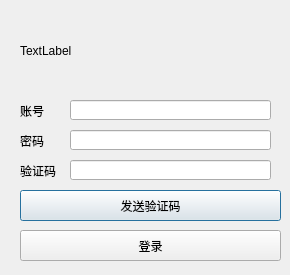
Above: UIclass/applogin2.ui from droplazy/Mvision_server before the change. Below: the same form after it.
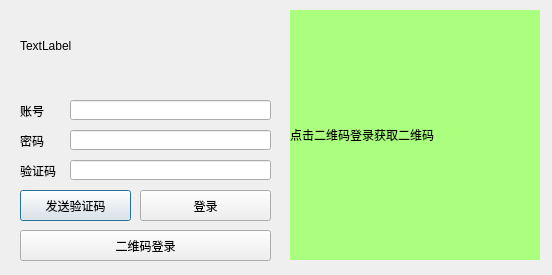
That is the form after the change.

```diff
--- a/UIclass/applogin2.ui
+++ b/UIclass/applogin2.ui
@@ -6,13 +6,13 @@
    <rect>
     <x>0</x>
     <y>0</y>
-    <width>290</width>
+    <width>552</width>
     <height>275</height>
    </rect>
   </property>
   <property name="maximumSize">
    <size>
-    <width>290</width>
+    <width>600</width>
     <height>275</height>
    </size>
   </property>
@@ -24,7 +24,7 @@
     <rect>
      <x>20</x>
      <y>190</y>
-     <width>261</width>
+     <width>111</width>
      <height>31</height>
     </rect>
    </property>
@@ -35,9 +35,9 @@
   <widget class="QPushButton" name="pushButton_loggin">
    <property name="geometry">
     <rect>
-     <x>20</x>
-     <y>230</y>
-     <width>261</width>
+     <x>140</x>
+     <y>190</y>
+     <width>131</width>
      <height>31</height>
     </rect>
    </property>
@@ -120,13 +120,44 @@
      <x>20</x>
      <y>10</y>
      <width>241</width>
-     <height>81</height>
+     <height>71</height>
     </rect>
    </property>
    <property name="text">
     <string>TextLabel</string>
    </property>
   </widget>
+  <widget class="QPushButton" name="pushButton_CRcode">
+   <property name="geometry">
+    <rect>
+     <x>20</x>
+     <y>230</y>
+     <width>251</width>
+     <height>31</height>
+    </rect>
+   </property>
+   <property name="text">
+    <string>二维码登录</string>
+   </property>
+  </widget>
+  <widget class="QLabel" name="label_CRcode">
+   <property name="geometry">
+    <rect>
+     <x>290</x>
+     <y>10</y>
+     <width>250</width>
+     <height>250</height>
+    </rect>
+   </property>
+   <property name="styleSheet">
+    <string notr="true">background-color: rgb(170, 255, 127);
+color: rgb(0, 0, 0);
+font: 700 16pt &quot;Microsoft YaHei UI&quot;;</string>
+   </property>
+   <property name="text">
+    <string>点击二维码登录获取二维码</string>
+   </property>
+  </widget>
  </widget>
  <resources/>
  <connections/>
```
